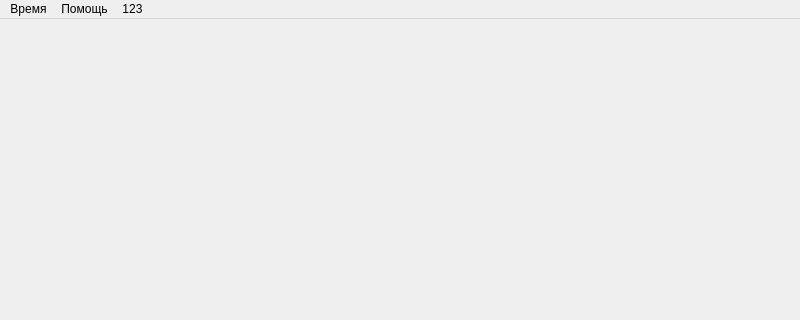
Above: clock_project/mainwindow.ui from Marlon2132/HHCrewgroup before the change; both pictures show x 0 to 800 and y 0 to 320 of the 800 by 600 pixel window. Below: the same form after it.
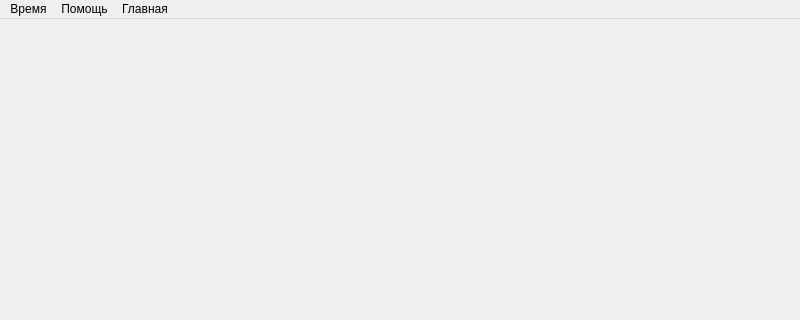
That is the form after the change.

The edit to the form file:
```diff
--- a/clock_project/mainwindow.ui
+++ b/clock_project/mainwindow.ui
@@ -35,14 +35,14 @@
     </property>
     <addaction name="helpAction"/>
    </widget>
-   <widget class="QMenu" name="menu123">
+   <widget class="QMenu" name="mainMenu">
     <property name="title">
-     <string>123</string>
+     <string>Главная</string>
     </property>
    </widget>
    <addaction name="timeMenu"/>
    <addaction name="helpMenu"/>
-   <addaction name="menu123"/>
+   <addaction name="mainMenu"/>
   </widget>
   <action name="setTimeAction">
    <property name="text">
```
Left out of the diff: 18 changed lines with no effect on the pictures.
